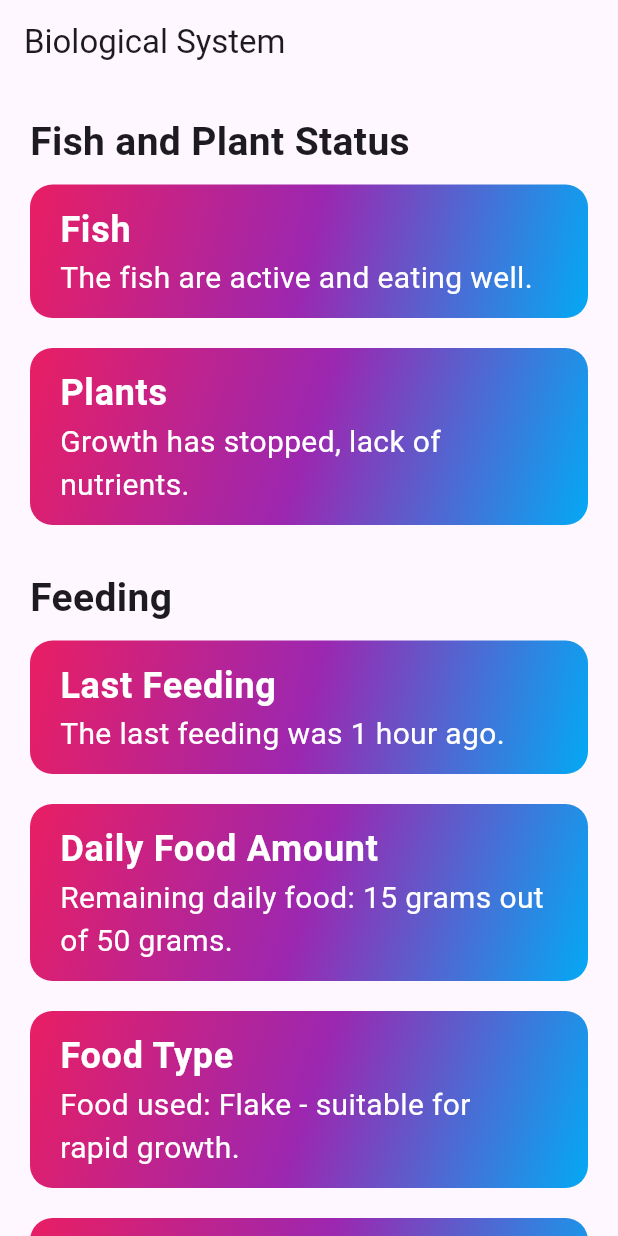
After one commit to HossamAhmedMohamed/Eco_Zone_App, a Flutter app: the FishAndPlantsStatus screen opened by its route, on a phone screen of 412 x 824 dp. The commit adds this screen. Run offline on Flutter 3.47's test engine with Material 3 defaults, Android fonts, the light colour scheme and no system bars; our stand-ins replace cloud_firestore, firebase_auth, firebase_core, flutter_bloc, flutter_dotenv, fluttertoast and 3 more; accounts and stored records are empty.

Commit message:
build apk

```diff
--- /dev/null
+++ b/lib/features/eco_zone/presentation/screens/fish_and_planet_status.dart
@@ -0,0 +1,283 @@
+import 'dart:math';
+
+import 'package:flutter/material.dart';
+
+class FishAndPlantsStatus extends StatefulWidget {
+  const FishAndPlantsStatus({super.key});
+
+  @override
+  State<FishAndPlantsStatus> createState() => _FishAndPlantsStatusState();
+}
+
+class _FishAndPlantsStatusState extends State<FishAndPlantsStatus> {
+  final List<String> fishStatusList = [
+    "The fish are active and eating well.",
+    "Some fish are moving slowly.",
+    "There are fish that are not moving or are having health issues.",
+    "The fish show signs of poisoning or injury.",
+    "The fish are in critical condition.",
+  ];
+
+  final List<String> plantStatusList = [
+    "Healthy growth with green leaves.",
+    "Some leaves are starting to yellow.",
+    "Growth has stopped, lack of nutrients.",
+    "Some leaves show signs of stress.",
+    "The plants urgently need nutrients.",
+  ];
+
+  final List<String> feedingTimeList = [
+    "The last feeding was 2 hours ago.",
+    "The fish were fed 4 hours ago.",
+    "The last feeding was 1 hour ago.",
+  ];
+
+  final List<String> dailyFoodList = [
+    "Remaining daily food: 15 grams out of 50 grams.",
+    "35 grams consumed, 15 grams remaining for today.",
+    "Daily food: 60 grams, 30 grams remaining.",
+  ];
+
+  final List<String> foodTypeList = [
+    "Food used: Flake - suitable for rapid growth.",
+    "Food type: Natural Mix - rich in minerals and vitamins.",
+    "Food: Shrimp-based - supports immunity and growth.",
+  ];
+
+  final List<String> feedingWarningsList = [
+    "The food was not fully consumed, check fish health.",
+    "The fish are consuming food slowly, check the tank environment.",
+    "Feeding rate is within the normal range.",
+    "Food consumption is high today, ensure stock is sufficient.",
+    "Excess food remnants observed, adjust feeding amount.",
+  ];
+
+  final List<String> swimmingActivityList = [
+    "85% of the fish are active and swimming freely.",
+    "75% of the fish are actively swimming.",
+    "90% of the fish show normal swimming behavior.",
+  ];
+
+  final List<String> swimmingSpeedList = [
+    "Swimming speed: High - 1.5 m/s.",
+    "Medium speed - 1.1 m/s.",
+    "Low swimming speed - 0.9 m/s.",
+  ];
+
+  final List<String> stillnessRateList = [
+    "15% of the fish are moving slowly.",
+    "Only 5% of the fish are inactive.",
+    "20% of the fish are temporarily still.",
+  ];
+
+  final List<String> swimmingWarningsList = [
+    "A decrease in movement of some fish detected, check water quality and oxygen levels.",
+    "Fish movement is slower than usual, check temperature and ammonia levels.",
+    "Swimming rate is normal with no unusual behavior.",
+    "Fish are in good activity condition.",
+    "Slight decrease in activity, monitor situation over the next few hours.",
+  ];
+
+  final List<String> growthRateList = [
+    "Average length: 9 cm (increase of 0.4 cm from last week).",
+    "Current length: 8 cm (increase of 0.2 cm from last week).",
+    "Current fish length: 8.7 cm (increase of 0.5 cm from last week).",
+  ];
+
+  final List<String> averageWeightList = [
+    "Average weight: 125 grams (increase of 7 grams from last week).",
+    "Current weight: 118 grams (increase of 4 grams).",
+    "Current weight: 122 grams (increase of 3 grams this week).",
+  ];
+
+  final List<String> growthPercentageList = [
+    "Growth rate: +5% weekly.",
+    "Fish growth: +3% compared to last week.",
+    "Fish growth increased by 4% this week.",
+  ];
+
+  final List<String> growthWarningsList = [
+    "Growth is within the normal range.",
+    "Growth is below expectations, check feeding and water quality.",
+    "Slight increase in growth, check environmental conditions.",
+    "Growth increase is good, no need to worry.",
+  ];
+
+  String fishStatus = "The fish are active and eating well.";
+  String plantStatus = "Healthy growth with green leaves.";
+  String feedingTime = "The last feeding was 2 hours ago.";
+  String dailyFood = "Remaining daily food: 15 grams out of 50 grams.";
+  String foodType = "Food used: Flake - suitable for rapid growth.";
+  String feedingWarning = "Feeding rate is within the normal range.";
+  String swimmingActivity = "85% of the fish are active and swimming freely.";
+  String swimmingSpeed = "Swimming speed: High - 1.5 m/s.";
+  String stillnessRate = "15% of the fish are moving slowly.";
+  String swimmingWarning =
+      "A decrease in movement of some fish detected, check water quality and oxygen levels.";
+  String growthRate =
+      "Average length: 9 cm (increase of 0.4 cm from last week).";
+  String averageWeight =
+      "Average weight: 125 grams (increase of 7 grams from last week).";
+  String growthPercentage = "Growth rate: +5% weekly.";
+  String growthWarning = "Growth is within the normal range.";
+
+  String fishType = '';
+  String fishCount = '';
+  String plantType = '';
+  String plantCount = '';
+
+  final Random random = Random();
+
+  void _updateStatus() {
+    setState(() {
+      fishStatus = fishStatusList[random.nextInt(fishStatusList.length)];
+      plantStatus = plantStatusList[random.nextInt(plantStatusList.length)];
+      feedingTime = feedingTimeList[random.nextInt(feedingTimeList.length)];
+      dailyFood = dailyFoodList[random.nextInt(dailyFoodList.length)];
+      foodType = foodTypeList[random.nextInt(foodTypeList.length)];
+      feedingWarning =
+          feedingWarningsList[random.nextInt(feedingWarningsList.length)];
+      swimmingActivity =
+          swimmingActivityList[random.nextInt(swimmingActivityList.length)];
+      swimmingSpeed =
+          swimmingSpeedList[random.nextInt(swimmingSpeedList.length)];
+      stillnessRate =
+          stillnessRateList[random.nextInt(stillnessRateList.length)];
+      swimmingWarning =
+          swimmingWarningsList[random.nextInt(swimmingWarningsList.length)];
+      growthRate = growthRateList[random.nextInt(growthRateList.length)];
+      averageWeight =
+          averageWeightList[random.nextInt(averageWeightList.length)];
+      growthPercentage =
+          growthPercentageList[random.nextInt(growthPercentageList.length)];
+      growthWarning =
+          growthWarningsList[random.nextInt(growthWarningsList.length)];
+    });
+  }
+
+  @override
+  void initState() {
+    super.initState();
+    _updateStatus();
+  }
+
+  @override
+  Widget build(BuildContext context) {
+    return Scaffold(
+      appBar: AppBar(title: Text('Biological System')),
+      body: SingleChildScrollView(
+        padding: const EdgeInsets.all(20.0),
+        child: Column(
+          crossAxisAlignment: CrossAxisAlignment.start,
+          children: [
+            Text(
+              'Fish and Plant Status',
+              style: TextStyle(fontSize: 26, fontWeight: FontWeight.bold),
+            ),
+            SizedBox(height: 10),
+            _buildGradientCard('Fish', fishStatus),
+            SizedBox(height: 20),
+            _buildGradientCard('Plants', plantStatus),
+            SizedBox(height: 30),
+            Text(
+              'Feeding',
+              style: TextStyle(fontSize: 26, fontWeight: FontWeight.bold),
+            ),
+            SizedBox(height: 10),
+            _buildGradientCard('Last Feeding', feedingTime),
+            SizedBox(height: 20),
+            _buildGradientCard('Daily Food Amount', dailyFood),
+            SizedBox(height: 20),
+            _buildGradientCard('Food Type', foodType),
+            SizedBox(height: 20),
+            _buildGradientCard('Feeding Warnings', feedingWarning),
+            SizedBox(height: 30),
+            Text(
+              'Swimming Activity',
+              style: TextStyle(fontSize: 26, fontWeight: FontWeight.bold),
+            ),
+            SizedBox(height: 10),
+            _buildGradientCard('Swimming Activity Rate', swimmingActivity),
+            SizedBox(height: 20),
+            _buildGradientCard('Swimming Speed', swimmingSpeed),
+            SizedBox(height: 20),
+            _buildGradientCard('Stillness Rate', stillnessRate),
+            SizedBox(height: 20),
+            _buildGradientCard('Swimming Warnings', swimmingWarning),
+            SizedBox(height: 30),
+            Text(
+              'Growth Rate',
+              style: TextStyle(fontSize: 26, fontWeight: FontWeight.bold),
+            ),
+            SizedBox(height: 10),
+            _buildGradientCard('Growth Rate', growthRate),
+            SizedBox(height: 20),
+            _buildGradientCard('Average Weight', averageWeight),
+            SizedBox(height: 20),
+            _buildGradientCard('Growth Percentage', growthPercentage),
+            SizedBox(height: 20),
+            _buildGradientCard('Growth Warnings', growthWarning),
+            SizedBox(height: 30),
+            Text(
+              'Add Fish and Plants',
+              style: TextStyle(fontSize: 26, fontWeight: FontWeight.bold),
+            ),
+            SizedBox(height: 20),
+            _buildTextField('Fish Type', fishType),
+            SizedBox(height: 20),
+            _buildTextField('Number of Fish', fishCount),
+            SizedBox(height: 20),
+            _buildTextField('Plant Type', plantType),
+            SizedBox(height: 20),
+            _buildTextField('Number of Plants', plantCount),
+          ],
+        ),
+      ),
+    );
+  }
+
+  Widget _buildGradientCard(String title, String subtitle) {
+    return Container(
+      decoration: BoxDecoration(
+        gradient: LinearGradient(
+          colors: [Colors.pink, Colors.purple, Colors.lightBlue],
+          begin: Alignment.topLeft,
+          end: Alignment.bottomRight,
+        ),
+        borderRadius: BorderRadius.circular(15),
+      ),
+      child: Card(
+        color: Colors.transparent,
+        elevation: 0,
+        child: ListTile(
+          title: Text(
+            title,
+            style: TextStyle(
+              fontSize: 24,
+              fontWeight: FontWeight.bold,
+              color: Colors.white,
+            ),
+          ),
+          subtitle: Text(
+            subtitle,
+            style: TextStyle(fontSize: 20, color: Colors.white),
+          ),
+        ),
+      ),
+    );
+  }
+
+  Widget _buildTextField(String label, String value) {
+    return TextField(
+      decoration: InputDecoration(
+        labelText: label,
+        border: OutlineInputBorder(),
+      ),
+      onChanged: (text) {
+        setState(() {
+          value = text;
+        });
+      },
+    );
+  }
+}
--- a/lib/routing/router_generator.dart
+++ b/lib/routing/router_generator.dart
@@ -5,11 +5,11 @@ import 'package:untitled/core/cache/cache_helper.dart';
 import 'package:untitled/features/eco_zone/data/data_source/remote_data_source.dart';
 import 'package:untitled/features/eco_zone/data/repo/repo.dart';
 import 'package:untitled/features/eco_zone/presentation/cubit/logics_cubit.dart';
-import 'package:untitled/features/eco_zone/presentation/screens/bilogical_system_page.dart';
 import 'package:untitled/features/eco_zone/presentation/screens/bot_screen.dart';
 import 'package:untitled/features/eco_zone/presentation/screens/dash_board.dart';
-import 'package:untitled/features/eco_zone/presentation/screens/devices_page.dart';
-import 'package:untitled/features/eco_zone/presentation/screens/environment_page.dart';
+import 'package:untitled/features/eco_zone/presentation/screens/device_page.dart';
+import 'package:untitled/features/eco_zone/presentation/screens/environment_sensor.dart';
+import 'package:untitled/features/eco_zone/presentation/screens/fish_and_planet_status.dart';
 import 'package:untitled/features/eco_zone/presentation/screens/login_screen.dart';
 import 'package:untitled/features/eco_zone/presentation/screens/sign_up_screen.dart';
 
@@ -55,7 +55,7 @@ class RouterGenerator {
       GoRoute(
         name: AppRouter.devices,
         path: AppRouter.devices,
-        builder: (context, state) => const DevicesPage(),
+        builder: (context, state) => const DevicePage(),
       ),
 
       GoRoute(
@@ -67,13 +67,13 @@ class RouterGenerator {
       GoRoute(
         name: AppRouter.environment,
         path: AppRouter.environment,
-        builder: (context, state) => const EnvironmentPage(),
+        builder: (context, state) => const EnvironmentSensorsPage(),
       ),
 
       GoRoute(
         name: AppRouter.biologicalSystem,
         path: AppRouter.biologicalSystem,
-        builder: (context, state) => const BiologicalSystemPage(),
+        builder: (context, state) => const FishAndPlantsStatus(),
       ),
 
       GoRoute(
```
Also changed, not shown: lib/features/eco_zone/presentation/screens/bot_screen.dart (+7 -6 lines), lib/features/eco_zone/presentation/screens/device_page.dart (added, +143 -0 lines), lib/features/eco_zone/presentation/screens/environment_sensor.dart (added, +172 -0 lines), 2 other files.
